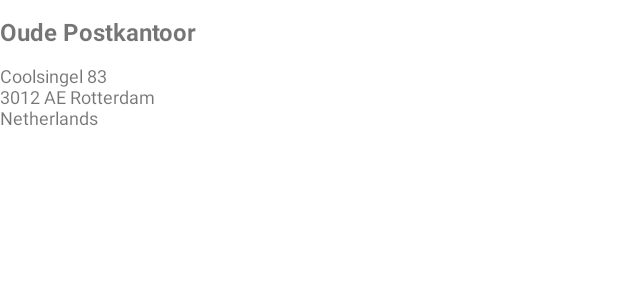
After one commit to jorisfavier/VenuesAndCashRegister, an Android app: the layout venue_list_item.xml on its own in the app's theme, with its tools: preview values and no code run, on a phone screen of 412 x 824 dp. The commit adds this screen. Shown: the top 300 px of the screen. Run offline under Robolectric (Android 15) with nearby library versions, the phone set to English and light mode, and no system bars.

Commit message:
[venue-list]
- Added the viewModel/Fragment logic in order to display the venues
- Added a VenueRepository
- Added dependencies for Material, Coroutines and Kotlin extensions

```diff
--- a/app/src/main/AndroidManifest.xml
+++ b/app/src/main/AndroidManifest.xml
@@ -3,6 +3,7 @@
     xmlns:tools="http://schemas.android.com/tools"
     package="com.adyen.android.assignment">
 
+    <uses-permission android:name="android.permission.INTERNET" />
     <application
         android:allowBackup="false"
         android:icon="@mipmap/ic_launcher"
@@ -18,7 +19,6 @@
                 <category android:name="android.intent.category.LAUNCHER" />
             </intent-filter>
         </activity>
-        <activity android:name=".ui.Main2Activity" />
     </application>
 
 </manifest>
--- /dev/null
+++ b/app/src/main/res/layout/venue_list_item.xml
@@ -0,0 +1,26 @@
+<?xml version="1.0" encoding="utf-8"?>
+<androidx.constraintlayout.widget.ConstraintLayout
+    xmlns:android="http://schemas.android.com/apk/res/android"
+    android:layout_width="match_parent"
+    android:layout_height="wrap_content"
+    xmlns:app="http://schemas.android.com/apk/res-auto"
+    android:layout_marginBottom="10dp"
+    android:layout_marginTop="10dp"
+    xmlns:tools="http://schemas.android.com/tools">
+    <TextView android:layout_width="match_parent"
+        android:id="@+id/venueName"
+        tools:text="Oude Postkantoor"
+        android:textSize="16sp"
+        android:textStyle="bold"
+        app:layout_constraintStart_toStartOf="parent"
+        app:layout_constraintTop_toTopOf="parent"
+        android:layout_height="wrap_content"/>
+    <TextView android:layout_width="match_parent"
+        android:layout_marginTop="10dp"
+        app:layout_constraintTop_toBottomOf="@id/venueName"
+        android:id="@+id/venueAddress"
+        tools:text="Coolsingel 83 \n3012 AE Rotterdam \nNetherlands"
+        android:textSize="12sp"
+        android:layout_height="wrap_content"/>
+
+</androidx.constraintlayout.widget.ConstraintLayout>
--- a/app/src/main/res/values/strings.xml
+++ b/app/src/main/res/values/strings.xml
@@ -1,3 +1,5 @@
 <resources>
     <string name="app_name">Android Assignment</string>
+    <string name="an_error_occured">An error occured</string>
+    <string name="search">Search</string>
 </resources>
--- a/app/src/main/res/values/styles.xml
+++ b/app/src/main/res/values/styles.xml
@@ -1,7 +1,7 @@
 <resources>
 
     <!-- Base application theme. -->
-    <style name="AppTheme" parent="Theme.AppCompat.Light.DarkActionBar">
+    <style name="AppTheme" parent="Theme.MaterialComponents.DayNight.NoActionBar">
         <!-- Customize your theme here. -->
         <item name="colorPrimary">@color/colorPrimary</item>
         <item name="colorPrimaryDark">@color/colorPrimaryDark</item>
```
Also changed, not shown: app/build.gradle (+13 -3 lines), app/src/main/java/com/adyen/android/assignment/data/IVenueRepository.kt (added, +7 -0 lines), app/src/main/java/com/adyen/android/assignment/data/impl/VenueRepository.kt (added, +19 -0 lines), app/src/main/java/com/adyen/android/assignment/ui/venuelist/VenueListAdapter.kt (added, +32 -0 lines), app/src/main/java/com/adyen/android/assignment/ui/venuelist/VenueListFragment.kt (+42 -11 lines), app/src/main/java/com/adyen/android/assignment/ui/venuelist/VenueListViewModel.kt (+36 -2 lines), app/src/main/java/com/adyen/android/assignment/ui/venuelist/VenueListViewModelFactory.kt (added, +16 -0 lines), app/src/main/java/com/adyen/android/assignment/ui/venuelist/VenueViewHolder.kt (added, +16 -0 lines), app/src/main/res/layout/venue_list_fragment.xml (+80 -8 lines).
